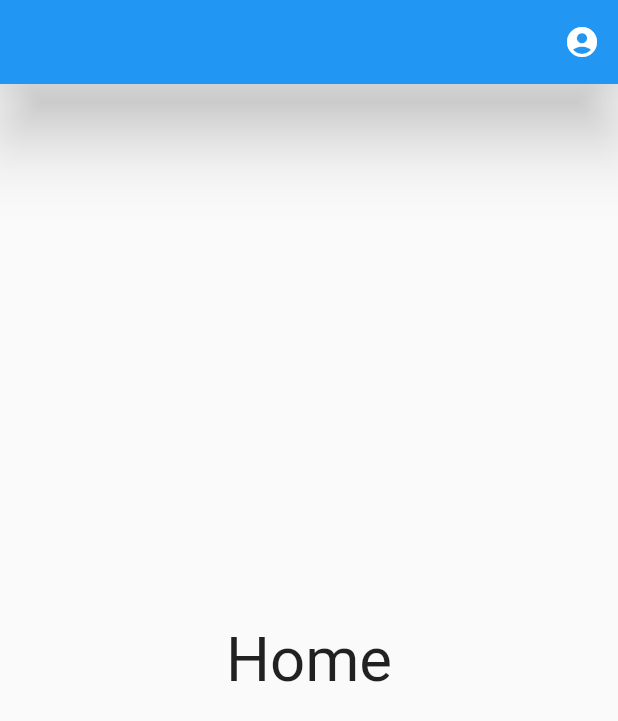
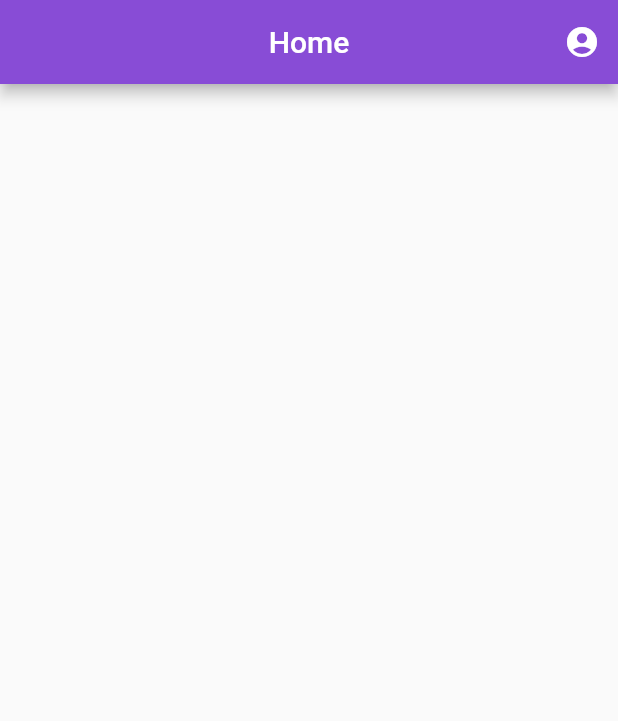
Before and after one commit to IEEE-SB-VIT-Pune/Sahayog, a Flutter app: the HomePage screen opened directly, on a phone screen of 412 x 824 dp. Shown: the top 721 px of the screen. Run offline on Flutter 3.47's test engine with Material 2 defaults, Android fonts, the phone set to English and light mode, and no system bars; our stand-ins replace carousel_slider, cloud_firestore, firebase_auth, firebase_core, font_awesome_flutter, google_fonts; accounts and stored records are empty.

```diff
--- a/lib/screens/home_page.dart
+++ b/lib/screens/home_page.dart
@@ -1,16 +1,19 @@
+import 'package:firebase_auth/firebase_auth.dart';
 import 'package:flutter/cupertino.dart';
+import 'package:firebase_core/firebase_core.dart';
 import 'package:flutter/material.dart';
 
 class HomePage extends StatelessWidget {
   @override
   Widget build(BuildContext context) {
+    // final user = FirebaseAuth.instance.currentUser!;
     var h;
     h = MediaQuery.of(context).size.height;
     return Scaffold(
-        body: (Center(child: Text('Home', style: TextStyle(fontSize: h / 20)))),
         appBar: AppBar(
-            // title: Text('User Account'),
-            elevation: 20,
+          title: Text('Home'),
+          centerTitle: true,
+          backgroundColor: Color.fromARGB(255, 136, 76, 214),
             actions: [
               PopupMenuButton(
                 icon: Icon(Icons.account_circle_rounded),
@@ -49,7 +52,7 @@ void _showdialogue(context) {
           title: Text("Logout"),
           content: Text("Are you sure you want to Logout?"),
           actions: [
-            CupertinoDialogAction(onPressed: () {}, child: Text("Yes")),
+            CupertinoDialogAction(onPressed: () => FirebaseAuth.instance.signOut(), child: Text("Yes")),
             CupertinoDialogAction(onPressed: () {}, child: Text("No")),
           ],
         );
--- a/pubspec.yaml
+++ b/pubspec.yaml
@@ -41,6 +41,9 @@ dependencies:
   cloud_firestore: ^3.4.8
   vertical_card_pager: ^1.5.0
   font_awesome_flutter: ^10.2.1
+  firebase_auth: ^3.9.0
+  fluttertoast: ^8.0.9
+  shared_preferences: ^2.0.15
 
 dev_dependencies:
   flutter_test:
```
Also changed, not shown: lib/main.dart (+26 -2 lines), lib/screens/login_page.dart (added, +9 -0 lines), pubspec.lock, 1 other file.
